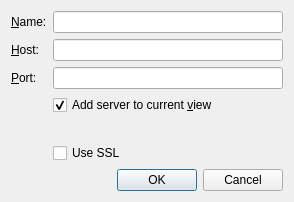
This is Viewer/ecflowUI/src/ServerAddDialog.ui in ecmwf/ecflow as Qt 5 draws it before an edit. The edited form follows.
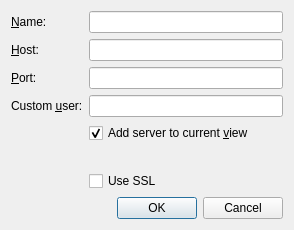
This is the edited form. Custom widgets are drawn as their Qt base class.

Commit message: ecflow_ui authentication should allow specifying a user and a password ECFLOW-1144

```diff
--- a/Viewer/ecflowUI/src/ServerAddDialog.ui
+++ b/Viewer/ecflowUI/src/ServerAddDialog.ui
@@ -7,7 +7,7 @@
     <x>0</x>
     <y>0</y>
     <width>294</width>
-    <height>197</height>
+    <height>225</height>
    </rect>
   </property>
   <property name="windowTitle">
@@ -55,10 +55,7 @@
        </property>
       </widget>
      </item>
-     <item row="4" column="1">
-      <widget class="QLineEdit" name="portEdit"/>
-     </item>
-     <item row="5" column="1">
+     <item row="6" column="1">
       <widget class="QCheckBox" name="addToCurrentCb">
        <property name="text">
         <string>Add server to current &amp;view</string>
@@ -68,7 +65,7 @@
        </property>
       </widget>
      </item>
-     <item row="7" column="1">
+     <item row="8" column="1">
       <widget class="MessageLabel" name="sslMessageLabel" native="true">
        <property name="sizePolicy">
         <sizepolicy hsizetype="Preferred" vsizetype="Minimum">
@@ -78,14 +75,14 @@
        </property>
       </widget>
      </item>
-     <item row="8" column="1">
+     <item row="9" column="1">
       <widget class="QCheckBox" name="sslCb">
        <property name="text">
         <string>Use SSL</string>
        </property>
       </widget>
      </item>
-     <item row="6" column="1">
+     <item row="7" column="1">
       <spacer name="verticalSpacer">
        <property name="orientation">
         <enum>Qt::Vertical</enum>
@@ -101,6 +98,22 @@
        </property>
       </spacer>
      </item>
+     <item row="5" column="0">
+      <widget class="QLabel" name="label_4">
+       <property name="text">
+        <string>Custom &amp;user:</string>
+       </property>
+       <property name="buddy">
+        <cstring>userEdit</cstring>
+       </property>
+      </widget>
+     </item>
+     <item row="4" column="1">
+      <widget class="QLineEdit" name="portEdit"/>
+     </item>
+     <item row="5" column="1">
+      <widget class="QLineEdit" name="userEdit"/>
+     </item>
     </layout>
    </item>
    <item>
```
Left out of the diff: 12 changed lines with no effect on the pictures. The commit also changes 10 other files.
